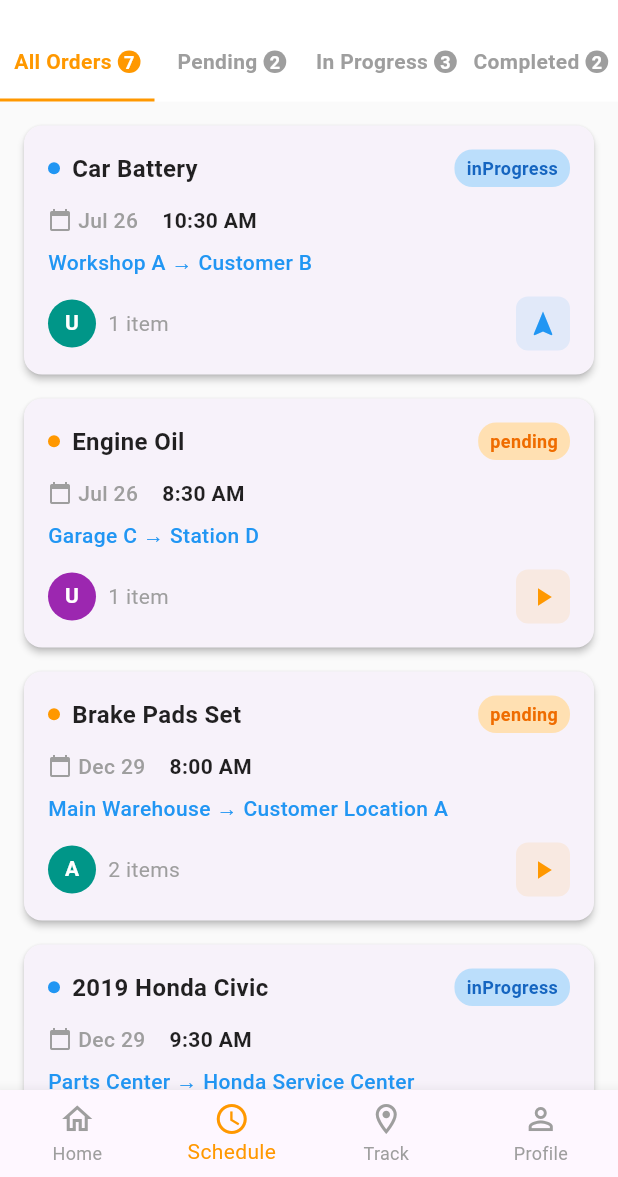
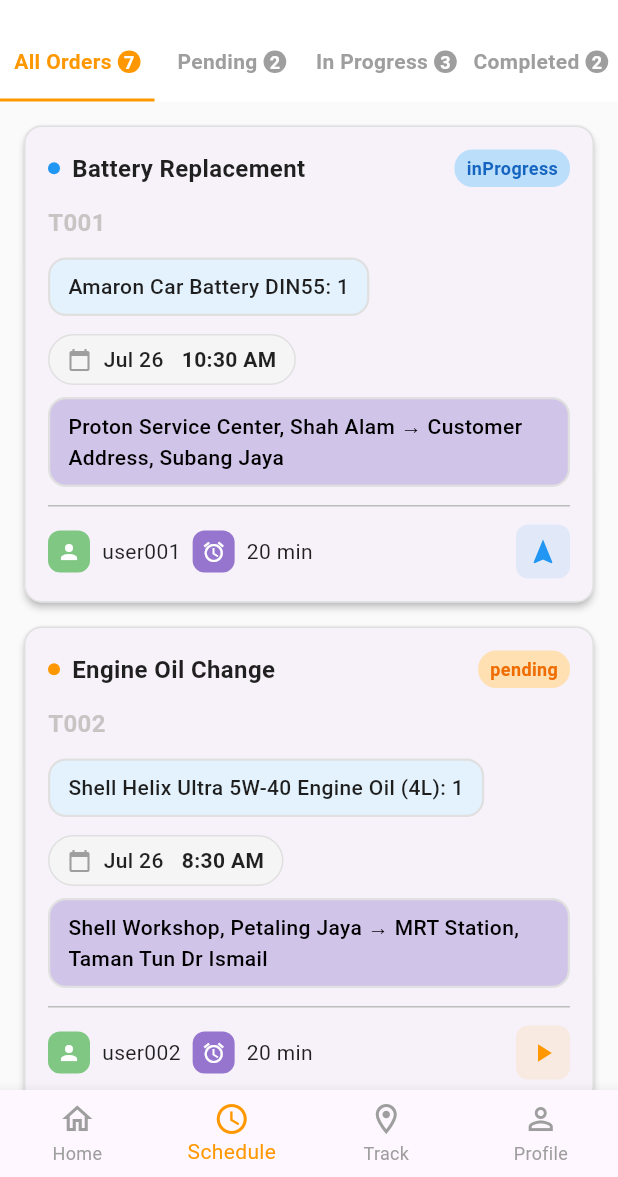
Before and after one commit to Jlya1212/fluttter_project, a Flutter app: the screen it shows after launch, on a phone screen of 412 x 824 dp, the part 59-1236 px from its top. Run offline on Flutter 3.47's test engine with Material 3 defaults, Android fonts, the phone set to English and light mode, and no system bars.

Commit message:
edit(ui) ： make it more like our ui

```diff
--- a/lib/Models/Task.dart
+++ b/lib/Models/Task.dart
@@ -1,6 +1,7 @@
 enum TaskStatus { pending, inProgress, completed,  all }
 
 class Task {
+  final String taskName ;
   final String taskCode;           // Unique code for the task
   final String fromLocation;       // From where
   final String toLocation;         // To where
@@ -15,6 +16,7 @@ class Task {
 
   // can
   Task({
+    required this.taskName,
     required this.taskCode,
     required this.fromLocation,
     required this.toLocation,
@@ -31,6 +33,7 @@ class Task {
   // Optional: JSON serialization if using Firebase
   factory Task.fromJson(Map<String, dynamic> json) {
     return Task(
+      taskName: json['taskName'],
       taskCode: json['taskCode'],
       fromLocation: json['fromLocation'],
       toLocation: json['toLocation'],
@@ -47,6 +50,7 @@ class Task {
 
   Map<String, dynamic> toJson() {
     return {
+      'taslName': taskName,
       'taskCode': taskCode,
       'fromLocation': fromLocation,
       'toLocation': toLocation,
--- a/lib/Repository/MockUpTaskRepository.dart
+++ b/lib/Repository/MockUpTaskRepository.dart
@@ -7,10 +7,11 @@ class MockTaskRepository implements TaskRepository {
   // 1. This is the mock task list used as the in-memory data source
   final List<Task> _tasks = [
 Task(
+  taskName : 'Battery Replacement',
   taskCode: 'T001',
-      fromLocation: 'Workshop A',
-      toLocation: 'Customer B',
-      itemDescription: 'Car Battery',
+  fromLocation: 'Proton Service Center, Shah Alam',
+  toLocation: 'Customer Address, Subang Jaya',
+  itemDescription: 'Amaron Car Battery DIN55: 1',
   itemCount: 1,
   startTime: DateTime.now(),
   deadline: DateTime.now().add(Duration(hours: 4)),
@@ -20,10 +21,11 @@ class MockTaskRepository implements TaskRepository {
   confirmationSign: null,
 ),
 Task(
+  taskName : 'Engine Oil Change',
   taskCode: 'T002',
-      fromLocation: 'Garage C',
-      toLocation: 'Station D',
-      itemDescription: 'Engine Oil',
+  fromLocation: 'Shell Workshop, Petaling Jaya',
+  toLocation: 'MRT Station, Taman Tun Dr Ismail',
+  itemDescription: 'Shell Helix Ultra 5W-40 Engine Oil (4L): 1',
   itemCount: 1,
   startTime: DateTime.now().subtract(Duration(hours: 2)),
   deadline: DateTime.now().add(Duration(hours: 3)),
@@ -32,12 +34,12 @@ class MockTaskRepository implements TaskRepository {
   confirmationPhoto: null,
   confirmationSign: null,
 ),
-
 Task(
+  taskName : 'Brake Pad Replacement',
   taskCode: 'TSK001',
-        fromLocation: 'Main Warehouse',
-        toLocation: 'Customer Location A',
-        itemDescription: 'Brake Pads Set',
+  fromLocation: 'Main Auto Warehouse, Puchong',
+  toLocation: 'Customer Residence, Bangsar',
+  itemDescription: 'Brembo Brake Pads Set: 2',
   itemCount: 2,
   startTime: DateTime(2024, 12, 29, 8, 0),
   deadline: DateTime(2024, 12, 29, 10, 0),
@@ -45,21 +47,23 @@ class MockTaskRepository implements TaskRepository {
   ownerId: 'AutoFix Workshop',
 ),
 Task(
+  taskName : 'Tyre Replacement',
   taskCode: 'TSK002',
-        fromLocation: 'Parts Center',
-        toLocation: 'Honda Service Center',
-        itemDescription: '2019 Honda Civic',
-        itemCount: 1,
+  fromLocation: 'Spare Parts Center, Kota Damansara',
+  toLocation: 'Honda Service Center, Cheras',
+  itemDescription: '2019 Honda Civic Tyre (Michelin Primacy 4): 4',
+  itemCount: 4,
   startTime: DateTime(2024, 12, 29, 9, 30),
   deadline: DateTime(2024, 12, 29, 12, 0),
   status: TaskStatus.inProgress,
   ownerId: 'Mike Rodriguez',
 ),
 Task(
+  taskName : 'Transmission Fluid Delivery',
   taskCode: 'TSK003',
-        fromLocation: 'Service Station',
-        toLocation: 'Client Garage',
-        itemDescription: 'Transmission Fluid',
+  fromLocation: 'Total Service Station, Kajang',
+  toLocation: 'Client Garage, Serdang',
+  itemDescription: 'Toyota ATF Transmission Fluid (1L): 4',
   itemCount: 4,
   startTime: DateTime(2024, 12, 29, 11, 15),
   deadline: DateTime(2024, 12, 29, 14, 0),
@@ -67,10 +71,11 @@ class MockTaskRepository implements TaskRepository {
   ownerId: 'Sarah Johnson',
 ),
 Task(
+  taskName : 'Oil Filter Replacement',
   taskCode: 'TSK004',
-        fromLocation: 'Auto Parts Store',
-        toLocation: 'Quick Fix Garage',
-        itemDescription: 'Oil Filter Set',
+  fromLocation: 'Ban Lee Heng Auto Parts, Pudu KL',
+  toLocation: 'Quick Fix Garage, Setapak',
+  itemDescription: 'Bosch Oil Filter Set: 6',
   itemCount: 6,
   startTime: DateTime(2024, 12, 29, 13, 45),
   deadline: DateTime(2024, 12, 29, 16, 30),
@@ -78,16 +83,18 @@ class MockTaskRepository implements TaskRepository {
   ownerId: 'Tom Wilson',
 ),
 Task(
+  taskName : 'Tyre Delivery',
   taskCode: 'TSK005',
-        fromLocation: 'Central Depot',
-        toLocation: 'Ford Dealership',
-        itemDescription: '2018 Ford F-150',
-        itemCount: 1,
+  fromLocation: 'Central Auto Depot, Klang',
+  toLocation: 'Ford Dealership, Jalan Ampang',
+  itemDescription: '2018 Ford F-150 Tyre Set (Goodyear Wrangler): 4',
+  itemCount: 4,
   startTime: DateTime(2024, 12, 29, 15, 20),
   deadline: DateTime(2024, 12, 29, 18, 0),
   status: TaskStatus.inProgress,
   ownerId: 'Lisa Chen',
 ),
+
   ];
 
   // 2. This method filters tasks by their status
--- a/lib/View/TaskCard.dart
+++ b/lib/View/TaskCard.dart
@@ -3,10 +3,11 @@ import 'package:intl/intl.dart';
 import '../models/task.dart';
 
 class TaskCard extends StatelessWidget {
-  final Task task;
-  final VoidCallback? onTap;
+  final Task task; // get a task object
+  final VoidCallback? onTap; // optional callback for tap events
 
   const TaskCard({
+    // constructor
     Key? key,
     required this.task,
     this.onTap,
@@ -14,18 +15,30 @@ class TaskCard extends StatelessWidget {
 
   @override
   Widget build(BuildContext context) {
+    // build the card UI
     return Card(
-      margin: const EdgeInsets.symmetric(horizontal: 16, vertical: 8),
-      elevation: 2,
+      margin: const EdgeInsets.symmetric(
+        horizontal: 16,
+        vertical: 8,
+      ), // margin around the card
+      elevation: 2, // shadow effect
       shape: RoundedRectangleBorder(
+        // border radius for the card
+        side: BorderSide(
+          color: const Color(0xFFE0E0E0), // soft gray
+          width: 1,
+        ),
         borderRadius: BorderRadius.circular(12),
       ),
       child: InkWell(
-        onTap: onTap,
+        // when user tapp this card area , do something :
+        onTap: onTap, // can change this to any function you want to call on tap
         borderRadius: BorderRadius.circular(12),
         child: Padding(
+          // padding inside the card
           padding: const EdgeInsets.all(16),
           child: Column(
+            // main content of the card
             crossAxisAlignment: CrossAxisAlignment.start,
             children: [
               // Header with status and task code
@@ -34,10 +47,12 @@ class TaskCard extends StatelessWidget {
                 children: [
                   Row(
                     children: [
-                      _buildStatusIndicator(),
+                      _buildStatusIndicator(), // status indicator circle on right side [container]
                       const SizedBox(width: 8),
+
                       Text(
-                        task.itemDescription,
+                        // task code on left side
+                        task.taskName,
                         style: const TextStyle(
                           fontSize: 16,
                           fontWeight: FontWeight.w600,
@@ -46,29 +61,76 @@ class TaskCard extends StatelessWidget {
                       ),
                     ],
                   ),
-                  _buildStatusChip(),
+                  _buildStatusChip(), // function to build status container background color
                 ],
+              ), // first row done
+              const SizedBox(height: 12),
+              // Task name
+
+              Text(
+                task.taskCode,
+                style: const TextStyle(
+                  fontSize: 16,
+                  fontWeight: FontWeight.bold,
+                  color: Color.fromARGB(221, 194, 188, 188),
+                ),
+              ),
+              const SizedBox(height: 12),
+              Container(
+                padding: const EdgeInsets.symmetric(
+                  horizontal: 12,
+                  vertical: 8,
+                ),
+                decoration: BoxDecoration(
+                  color: const Color(0xFFE3F2FD), // light blue background
+                  borderRadius: BorderRadius.circular(12),
+                  border: Border.all(
+                    color: const Color(0xFFE0E0E0),
+                    width: 1.5,
+                  ),
+                ),
+                child: Text(
+                  task.itemDescription,
+                  style: const TextStyle(
+                    fontSize: 14,
+                    color:  Color(0xFF1E1E1E),
+                    fontWeight: FontWeight.w500,
+                  ),
+                ),
               ),
               const SizedBox(height: 12),
 
               // Date and time
               Row(
                 children: [
+                  Container(
+                    padding: const EdgeInsets.symmetric(
+                      horizontal: 12,
+                      vertical: 6,
+                    ),
+                    decoration: BoxDecoration(
+                      color: Colors.grey[100], // light background
+                      borderRadius: BorderRadius.circular(20), // rounded edges
+                      border: Border.all(color: Colors.grey.shade300),
+                    ),
+                    child: Row(
+                      children: [
                         const Icon(
                           Icons.calendar_today,
                           size: 16,
                           color: Colors.grey,
                         ),
-                  const SizedBox(width: 4),
+                        const SizedBox(width: 8),
+
                         Text(
                           _formatDate(task.startTime),
                           style: const TextStyle(
                             fontSize: 14,
-                      color: Colors.grey,
+                            color: Colors.black87,
                             fontWeight: FontWeight.w500,
                           ),
                         ),
-                  const SizedBox(width: 16),
+                        const SizedBox(width: 12),
                         Text(
                           _formatTime(task.startTime),
                           style: const TextStyle(
@@ -79,43 +141,93 @@ class TaskCard extends StatelessWidget {
                         ),
                       ],
                     ),
+                  ),
+                ],
+              ),
+
               const SizedBox(height: 8),
 
               // Location info
-              Text(
+              Container(
+                padding: const EdgeInsets.symmetric(
+                  horizontal: 12,
+                  vertical: 8,
+                ),
+                decoration: BoxDecoration(
+                  color: const Color(0xFFD1C4E9), // light purple background
+                  borderRadius: BorderRadius.circular(12),
+                  border: Border.all(
+                    color: const Color(0xFFE0E0E0),
+                    width: 1.5,
+                  ),
+                ),
+                child: Text(
                   '${task.fromLocation} → ${task.toLocation}',
                   style: const TextStyle(
                     fontSize: 14,
-                  color: Colors.blue,
+                    color: Color.fromARGB(255, 0, 0, 0),
                     fontWeight: FontWeight.w500,
                   ),
                 ),
+              ),
+
               const SizedBox(height: 12),
 
+              const Divider(
+                // <-- This is the line
+                height: 1,
+                color: Color(0xFFBDBDBD),
+                thickness: 1,
+              ),
+              const SizedBox(height: 12),
               // Bottom row with avatar and action button
               Row(
                 mainAxisAlignment: MainAxisAlignment.spaceBetween,
                 children: [
                   Row(
                     children: [
-                      CircleAvatar(
-                        radius: 16,
-                        backgroundColor: _getAvatarColor(),
-                        child: Text(
-                          task.ownerId.substring(0, 1).toUpperCase(),
-                          style: const TextStyle(
+                      Container(
+                        padding: const EdgeInsets.all(6),
+                        decoration: BoxDecoration(
+                          color:  const Color(0xFF81C784),
+                          borderRadius: BorderRadius.circular(8),
+                        ),
+                        child: const Icon(
+                          Icons.person,
+                          size: 16,
                           color: Colors.white,
-                            fontSize: 14,
-                            fontWeight: FontWeight.w600,
-                          ),
                         ),
                       ),
                       const SizedBox(width: 8),
                       Text(
-                        '${task.itemCount} item${task.itemCount > 1 ? 's' : ''}',
+                        task.ownerId,
                         style: const TextStyle(
                           fontSize: 14,
-                          color: Colors.grey,
+                          color: Colors.black87,
+                          fontWeight: FontWeight.w400,
+                        ),
+                      ),
+                      const SizedBox(width: 8),
+
+                      Container(
+                        padding: const EdgeInsets.all(6),
+                        decoration: BoxDecoration(
+                          color: const Color(0xFF9575CD), // soft purple
+                          borderRadius: BorderRadius.circular(8),
+                        ),
+                        child: const Icon(
+                          Icons.access_alarms_sharp,
+                          size: 16,
+                          color: Colors.white,
+                        ),
+                      ),
+                      const SizedBox(width: 8),
+                      Text(
+                        _randomTimeCost(),
+                        style: const TextStyle(
+                          fontSize: 14,
+                          color: Colors.black87,
+                          fontWeight: FontWeight.w400,
                         ),
                       ),
                     ],
@@ -151,10 +263,7 @@ class TaskCard extends StatelessWidget {
     return Container(
       width: 8,
       height: 8,
-      decoration: BoxDecoration(
-        color: color,
-        shape: BoxShape.circle,
-      ),
+      decoration: BoxDecoration(color: color, shape: BoxShape.circle),
     );
   }
 
@@ -233,11 +342,7 @@ class TaskCard extends StatelessWidget {
         color: color.withOpacity(0.1),
         borderRadius: BorderRadius.circular(8),
       ),
-      child: Icon(
-        icon,
-        size: 20,
-        color: color,
-      ),
+      child: Icon(icon, size: 20, color: color),
     );
   }
 
@@ -256,16 +361,35 @@ class TaskCard extends StatelessWidget {
 
   String _formatDate(DateTime date) {
     const months = [
-      'Jan', 'Feb', 'Mar', 'Apr', 'May', 'Jun',
-      'Jul', 'Aug', 'Sep', 'Oct', 'Nov', 'Dec'
+      'Jan',
+      'Feb',
+      'Mar',
+      'Apr',
+      'May',
+      'Jun',
+      'Jul',
+      'Aug',
+      'Sep',
+      'Oct',
+      'Nov',
+      'Dec',
     ];
     return '${months[date.month - 1]} ${date.day}';
   }
 
   String _formatTime(DateTime time) {
-    final hour = time.hour == 0 ? 12 : (time.hour > 12 ? time.hour - 12 : time.hour);
+    final hour = time.hour == 0
+        ? 12
+        : (time.hour > 12 ? time.hour - 12 : time.hour);
     final minute = time.minute.toString().padLeft(2, '0');
     final period = time.hour >= 12 ? 'PM' : 'AM';
     return '$hour:$minute $period';
   }
+
+  String _randomTimeCost() {
+    final random =
+        DateTime.now().millisecondsSinceEpoch %
+        60; // Random time cost between 0 and 59 minutes
+    return '$random min';
   }
+}
--- a/lib/ViewModel/TaskController.dart
+++ b/lib/ViewModel/TaskController.dart
@@ -24,6 +24,7 @@ class TaskController extends ChangeNotifier {
     try {
 
       final result = await repository.getTasksByStatus(status);
+
       if (result.isSuccess) {
         _allTasks = result.data ?? [];
         _currentFilter = status;
```
Lines whose indentation alone changed are shown as unchanged.
